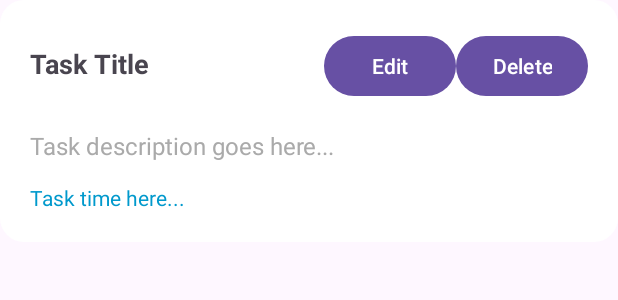
After one commit to MKiranAchari/TaskManager, an Android app: the layout dialog.xml on its own in the app's theme, with its tools: preview values and no code run, on a phone screen of 412 x 824 dp. The commit adds this screen. Shown: the top 300 px of the screen. Run offline under Robolectric (Android 15) with nearby library versions, the phone set to English and light mode, and no system bars.

Commit message:
Dialog box is added and working good, need to improve UI

```diff
--- a/app/src/main/java/com/example/taskmanager/data/local/database/AppDatabase.java
+++ b/app/src/main/java/com/example/taskmanager/data/local/database/AppDatabase.java
@@ -9,7 +9,7 @@ import androidx.room.RoomDatabase;
 import com.example.taskmanager.data.local.dao.TaskDao;
 import com.example.taskmanager.data.local.entities.Task;
 
-@Database(entities = {Task.class}, version = 1, exportSchema = false)
+@Database(entities = {Task.class}, version = 2, exportSchema = false)
 public abstract class AppDatabase extends RoomDatabase {
 
     private static volatile AppDatabase INSTANCE;
@@ -20,8 +20,8 @@ public abstract class AppDatabase extends RoomDatabase {
         if (INSTANCE == null) {
             synchronized (AppDatabase.class) {
                 if (INSTANCE == null) {
-                    INSTANCE = Room.databaseBuilder(context.getApplicationContext(),
-                                    AppDatabase.class, "task_db")
+                    INSTANCE = Room.databaseBuilder(context, AppDatabase.class, "task_database")
+                            .fallbackToDestructiveMigration()
                             .build();
                 }
             }
--- /dev/null
+++ b/app/src/main/res/drawable/dialog_bg.xml
@@ -0,0 +1,7 @@
+<shape xmlns:android="http://schemas.android.com/apk/res/android"
+    android:shape="rectangle">
+    <solid android:color="@android:color/white"/>
+    <corners android:radius="16dp"/>
+    <padding android:left="16dp" android:top="16dp"
+        android:right="16dp" android:bottom="16dp"/>
+</shape>
--- /dev/null
+++ b/app/src/main/res/layout/dialog.xml
@@ -0,0 +1,63 @@
+<?xml version="1.0" encoding="utf-8"?>
+<LinearLayout xmlns:android="http://schemas.android.com/apk/res/android"
+    android:layout_width="match_parent"
+    android:layout_height="wrap_content"
+    android:orientation="vertical"
+    android:padding="20dp"
+    android:background="@drawable/dialog_bg">
+
+    <!-- First row: Title + Buttons -->
+    <LinearLayout
+        android:layout_width="match_parent"
+        android:layout_height="wrap_content"
+        android:orientation="horizontal">
+
+        <!-- Title expands dynamically -->
+        <TextView
+            android:id="@+id/dialog_Title"
+            android:layout_width="0dp"
+            android:layout_height="wrap_content"
+            android:layout_weight="1"
+            android:text="Task Title"
+            android:textSize="18sp"
+            android:textStyle="bold"
+            android:paddingBottom="10dp" />
+
+        <!-- Edit Button -->
+        <Button
+            android:id="@+id/btnEdit"
+            android:layout_width="wrap_content"
+            android:layout_height="wrap_content"
+            android:text="Edit" />
+
+        <!-- Delete Button -->
+        <Button
+            android:id="@+id/btnDelete"
+            android:layout_width="wrap_content"
+            android:layout_height="wrap_content"
+            android:text="Delete" />
+    </LinearLayout>
+
+    <!-- Second row: Description -->
+    <TextView
+        android:id="@+id/dialog_Desc"
+        android:layout_width="match_parent"
+        android:layout_height="wrap_content"
+        android:text="Task description goes here..."
+        android:layout_marginTop="10dp"
+        android:textSize="16sp"
+        android:paddingTop="8dp"
+        android:textColor="@android:color/darker_gray" />
+
+    <!-- Third row: Time -->
+    <TextView
+        android:id="@+id/dialog_Time"
+        android:layout_width="match_parent"
+        android:layout_height="wrap_content"
+        android:text="Task time here..."
+        android:layout_marginTop="10dp"
+        android:textSize="14sp"
+        android:paddingTop="4dp"
+        android:textColor="@android:color/holo_blue_dark" />
+
+</LinearLayout>
```
Also changed, not shown: app/src/main/java/com/example/taskmanager/ui/home/TaskAdapter.java (+55 -4 lines).
